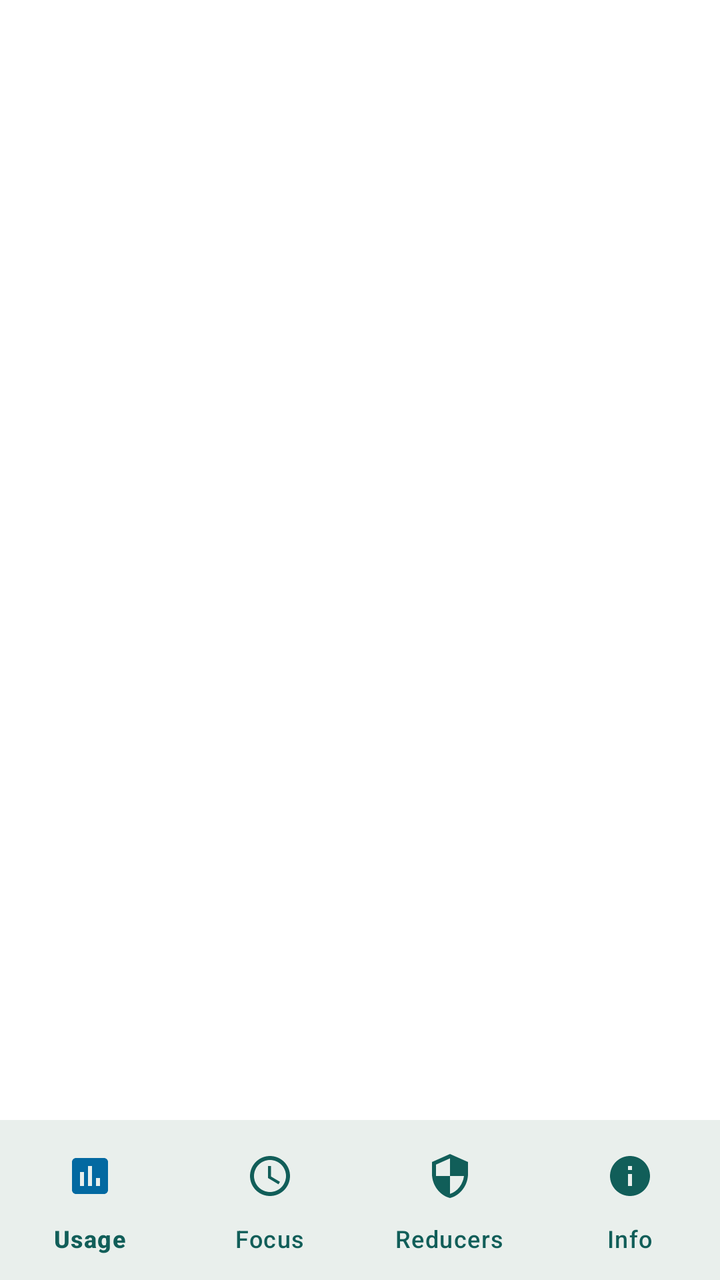
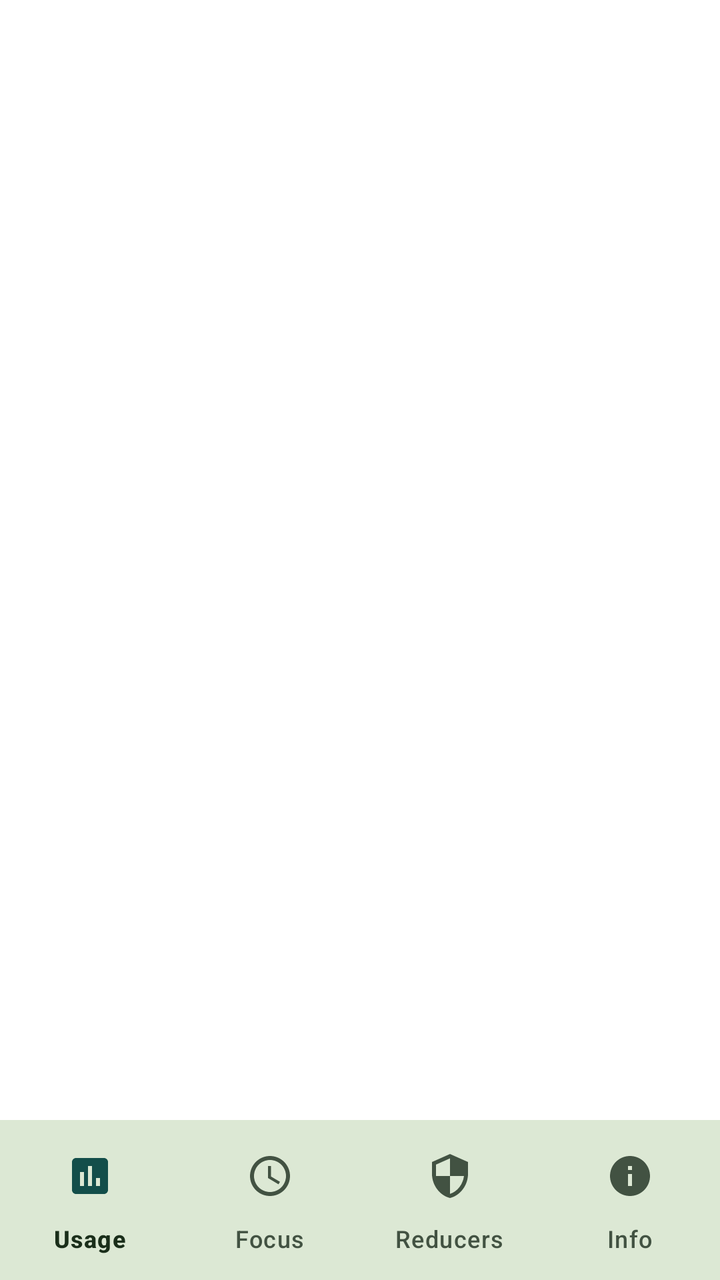

The first picture is an Android layout as it rendered before a commit; the second is the same layout after the commit. The layout source and the unified diff follow.
<!-- AndroidManifest.xml: application theme Theme.BlockWords -->
<!-- res/layout/activity_fragment.xml -->
<?xml version="1.0" encoding="utf-8"?>
<RelativeLayout xmlns:android="http://schemas.android.com/apk/res/android"
    xmlns:app="http://schemas.android.com/apk/res-auto"
    xmlns:tools="http://schemas.android.com/tools"
    android:id="@+id/main"
    android:layout_width="match_parent"
    android:layout_height="match_parent"
    android:background="?attr/colorSurface"
    tools:context=".ui.activity.FragmentActivity">

    <androidx.fragment.app.FragmentContainerView
        android:id="@+id/fragment_holder"
        android:layout_width="match_parent"
        android:layout_height="match_parent" />

    <com.google.android.material.bottomnavigation.BottomNavigationView
        android:id="@+id/bottom_nav"
        android:layout_width="match_parent"
        android:layout_height="wrap_content"
        android:layout_alignParentBottom="true"
        android:background="?attr/colorSurfaceContainer"
        app:elevation="8dp"
        app:itemIconSize="24dp"
        app:itemPaddingTop="16dp"
        app:labelVisibilityMode="labeled"
        app:menu="@menu/bottom_nav_menu" />

</RelativeLayout>
<!-- resources referenced by this layout -->
<resources>
  <style name="Base.Theme.BlockWords" parent="Theme.Material3.DayNight.NoActionBar">
          <item name="colorPrimary">@color/md_theme_primary</item>
          <item name="colorOnPrimary">@color/md_theme_onPrimary</item>
          <item name="colorPrimaryContainer">@color/md_theme_primaryContainer</item>
          <item name="colorOnPrimaryContainer">@color/md_theme_onPrimaryContainer</item>
          <item name="colorSecondary">@color/md_theme_secondary</item>
          <item name="colorOnSecondary">@color/md_theme_onSecondary</item>
          <item name="colorSecondaryContainer">@color/md_theme_secondaryContainer</item>
          <item name="colorOnSecondaryContainer">@color/md_theme_onSecondaryContainer</item>
          <item name="colorTertiary">@color/md_theme_tertiary</item>
          <item name="colorOnTertiary">@color/md_theme_onTertiary</item>
          <item name="colorTertiaryContainer">@color/md_theme_tertiaryContainer</item>
          <item name="colorOnTertiaryContainer">@color/md_theme_onTertiaryContainer</item>
          <item name="colorError">@color/md_theme_error</item>
          <item name="colorOnError">@color/md_theme_onError</item>
          <item name="colorErrorContainer">@color/md_theme_errorContainer</item>
          <item name="colorOnErrorContainer">@color/md_theme_onErrorContainer</item>
          <item name="android:colorBackground">@color/md_theme_background</item>
          <item name="colorOnBackground">@color/md_theme_onBackground</item>
          <item name="colorSurface">@color/md_theme_surface</item>
          <item name="colorOnSurface">@color/md_theme_onSurface</item>
          <item name="colorSurfaceVariant">@color/md_theme_surfaceVariant</item>
          <item name="colorOnSurfaceVariant">@color/md_theme_onSurfaceVariant</item>
          <item name="colorOutline">@color/md_theme_outline</item>
          <item name="colorOutlineVariant">@color/md_theme_outlineVariant</item>
          <item name="colorSurfaceInverse">@color/md_theme_inverseSurface</item>
          <item name="colorOnSurfaceInverse">@color/md_theme_inverseOnSurface</item>
          <item name="colorPrimaryInverse">@color/md_theme_inversePrimary</item>
          <item name="colorPrimaryFixed">@color/md_theme_primaryFixed</item>
          <item name="colorOnPrimaryFixed">@color/md_theme_onPrimaryFixed</item>
          <item name="colorPrimaryFixedDim">@color/md_theme_primaryFixedDim</item>
          <item name="colorOnPrimaryFixedVariant">@color/md_theme_onPrimaryFixedVariant</item>
          <item name="colorSecondaryFixed">@color/md_theme_secondaryFixed</item>
          <item name="colorOnSecondaryFixed">@color/md_theme_onSecondaryFixed</item>
          <item name="colorSecondaryFixedDim">@color/md_theme_secondaryFixedDim</item>
          <item name="colorOnSecondaryFixedVariant">@color/md_theme_onSecondaryFixedVariant</item>
          <item name="colorTertiaryFixed">@color/md_theme_tertiaryFixed</item>
          <item name="colorOnTertiaryFixed">@color/md_theme_onTertiaryFixed</item>
          <item name="colorTertiaryFixedDim">@color/md_theme_tertiaryFixedDim</item>
          <item name="colorOnTertiaryFixedVariant">@color/md_theme_onTertiaryFixedVariant</item>
          <item name="colorSurfaceDim">@color/md_theme_surfaceDim</item>
          <item name="colorSurfaceBright">@color/md_theme_surfaceBright</item>
          <item name="colorSurfaceContainerLowest">@color/md_theme_surfaceContainerLowest</item>
          <item name="colorSurfaceContainerLow">@color/md_theme_surfaceContainerLow</item>
          <item name="colorSurfaceContainer">@color/md_theme_surfaceContainer</item>
          <item name="colorSurfaceContainerHigh">@color/md_theme_surfaceContainerHigh</item>
          <item name="colorSurfaceContainerHighest">@color/md_theme_surfaceContainerHighest</item>
      </style>
  <color name="md_theme_primary">#0D9488</color>
  <color name="md_theme_primaryContainer">#CCFBF1</color>
  <color name="md_theme_onPrimaryContainer">#115E59</color>
  <color name="md_theme_secondary">#14B8A6</color>
  <color name="md_theme_secondaryContainer">#E0F2FE</color>
  <color name="md_theme_onSecondaryContainer">#0369A1</color>
  <color name="md_theme_tertiary">#EA580C</color>
  <color name="md_theme_tertiaryContainer">#FFEDD5</color>
  <color name="md_theme_onTertiaryContainer">#7C2D12</color>
  <color name="md_theme_error">#BA1A1A</color>
  <color name="md_theme_errorContainer">#FFDAD6</color>
  <color name="md_theme_onErrorContainer">#410002</color>
  <color name="md_theme_background">#F0FDFA</color>
  <color name="md_theme_onBackground">#115E59</color>
  <color name="md_theme_onSurface">#115E59</color>
  <color name="md_theme_surfaceVariant">#F0FDFA</color>
  <color name="md_theme_onSurfaceVariant">#115E59</color>
  <color name="md_theme_outline">#99F6E4</color>
  <color name="md_theme_outlineVariant">#CCFBF1</color>
  <color name="md_theme_inverseSurface">#2B3230</color>
  <color name="md_theme_inverseOnSurface">#ECF2EF</color>
  <color name="md_theme_inversePrimary">#83D5C5</color>
  <color name="md_theme_primaryFixed">#9FF2E1</color>
  <color name="md_theme_onPrimaryFixed">#00201B</color>
  <color name="md_theme_primaryFixedDim">#83D5C5</color>
  <color name="md_theme_onPrimaryFixedVariant">#005046</color>
  <color name="md_theme_secondaryFixed">#CDE8E1</color>
  <color name="md_theme_onSecondaryFixed">#06201B</color>
  <color name="md_theme_secondaryFixedDim">#B1CCC5</color>
  <color name="md_theme_onSecondaryFixedVariant">#334B46</color>
  <color name="md_theme_tertiaryFixed">#CAE6FF</color>
  <color name="md_theme_onTertiaryFixed">#001E2F</color>
  <color name="md_theme_tertiaryFixedDim">#ACCAE5</color>
  <color name="md_theme_onTertiaryFixedVariant">#2C4A60</color>
  <color name="md_theme_surfaceDim">#D5DBD8</color>
  <color name="md_theme_surfaceBright">#F5FBF8</color>
  <color name="md_theme_surfaceContainerLow">#EFF5F2</color>
  <color name="md_theme_surfaceContainer">#E9EFEC</color>
  <color name="md_theme_surfaceContainerHigh">#E3EAE6</color>
  <color name="md_theme_surfaceContainerHighest">#DEE4E1</color>
  <!-- unchanged entries left out for length: 7 -->
</resources>

<!-- the commit's change to res/layout/activity_fragment.xml (unified diff, before → after) -->
@@ -18,8 +18,9 @@
         android:layout_width="match_parent"
         android:layout_height="wrap_content"
         android:layout_alignParentBottom="true"
-        android:background="?attr/colorSurfaceContainer"
+        android:background="?attr/colorSurfaceContainerHigh"
         app:elevation="8dp"
+        app:itemActiveIndicatorStyle="@style/Widget.Material3.BottomNavigationView.ActiveIndicator"
         app:itemIconSize="24dp"
         app:itemPaddingTop="16dp"
         app:labelVisibilityMode="labeled"
<!-- resource entries referenced after the edit -->
@@ -47,47 +47,67 @@
           <item name="colorSurfaceContainer">@color/md_theme_surfaceContainer</item>
           <item name="colorSurfaceContainerHigh">@color/md_theme_surfaceContainerHigh</item>
           <item name="colorSurfaceContainerHighest">@color/md_theme_surfaceContainerHighest</item>
+  
+          <item name="materialCardViewStyle">@style/Widget.Material3.CardView.Elevated</item>
+          <item name="chipStyle">@style/Widget.Material3.Chip.Input</item>
+          <item name="materialSwitchStyle">@style/Widget.Material3.CompoundButton.MaterialSwitch</item>
+  
+          <item name="shapeAppearanceSmallComponent">@style/ShapeAppearance.BlockWords.Small</item>
+          <item name="shapeAppearanceMediumComponent">@style/ShapeAppearance.BlockWords.Medium</item>
+          <item name="shapeAppearanceLargeComponent">@style/ShapeAppearance.BlockWords.Large</item>
       </style>
-  <color name="md_theme_primary">#0D9488</color>
-  <color name="md_theme_primaryContainer">#CCFBF1</color>
-  <color name="md_theme_onPrimaryContainer">#115E59</color>
-  <color name="md_theme_secondary">#14B8A6</color>
-  <color name="md_theme_secondaryContainer">#E0F2FE</color>
-  <color name="md_theme_onSecondaryContainer">#0369A1</color>
-  <color name="md_theme_tertiary">#EA580C</color>
-  <color name="md_theme_tertiaryContainer">#FFEDD5</color>
-  <color name="md_theme_onTertiaryContainer">#7C2D12</color>
-  <color name="md_theme_error">#BA1A1A</color>
-  <color name="md_theme_errorContainer">#FFDAD6</color>
-  <color name="md_theme_onErrorContainer">#410002</color>
-  <color name="md_theme_background">#F0FDFA</color>
-  <color name="md_theme_onBackground">#115E59</color>
-  <color name="md_theme_onSurface">#115E59</color>
-  <color name="md_theme_surfaceVariant">#F0FDFA</color>
-  <color name="md_theme_onSurfaceVariant">#115E59</color>
-  <color name="md_theme_outline">#99F6E4</color>
-  <color name="md_theme_outlineVariant">#CCFBF1</color>
-  <color name="md_theme_inverseSurface">#2B3230</color>
-  <color name="md_theme_inverseOnSurface">#ECF2EF</color>
-  <color name="md_theme_inversePrimary">#83D5C5</color>
-  <color name="md_theme_primaryFixed">#9FF2E1</color>
-  <color name="md_theme_onPrimaryFixed">#00201B</color>
-  <color name="md_theme_primaryFixedDim">#83D5C5</color>
-  <color name="md_theme_onPrimaryFixedVariant">#005046</color>
-  <color name="md_theme_secondaryFixed">#CDE8E1</color>
-  <color name="md_theme_onSecondaryFixed">#06201B</color>
-  <color name="md_theme_secondaryFixedDim">#B1CCC5</color>
-  <color name="md_theme_onSecondaryFixedVariant">#334B46</color>
-  <color name="md_theme_tertiaryFixed">#CAE6FF</color>
-  <color name="md_theme_onTertiaryFixed">#001E2F</color>
-  <color name="md_theme_tertiaryFixedDim">#ACCAE5</color>
-  <color name="md_theme_onTertiaryFixedVariant">#2C4A60</color>
-  <color name="md_theme_surfaceDim">#D5DBD8</color>
-  <color name="md_theme_surfaceBright">#F5FBF8</color>
-  <color name="md_theme_surfaceContainerLow">#EFF5F2</color>
-  <color name="md_theme_surfaceContainer">#E9EFEC</color>
-  <color name="md_theme_surfaceContainerHigh">#E3EAE6</color>
-  <color name="md_theme_surfaceContainerHighest">#DEE4E1</color>
+  <color name="md_theme_primary">#006C50</color>
+  <color name="md_theme_primaryContainer">#89F8C7</color>
+  <color name="md_theme_onPrimaryContainer">#002116</color>
+  <color name="md_theme_secondary">#0D9488</color>
+  <color name="md_theme_secondaryContainer">#CCFBF1</color>
+  <color name="md_theme_onSecondaryContainer">#134E4A</color>
+  <color name="md_theme_tertiary">#D97706</color>
+  <color name="md_theme_tertiaryContainer">#FDE68A</color>
+  <color name="md_theme_onTertiaryContainer">#451A03</color>
+  <color name="md_theme_error">#E11D48</color>
+  <color name="md_theme_errorContainer">#FFE4E6</color>
+  <color name="md_theme_onErrorContainer">#881337</color>
+  <color name="md_theme_background">#F8FAF5</color>
+  <color name="md_theme_onBackground">#1A2E1A</color>
+  <color name="md_theme_onSurface">#1A2E1A</color>
+  <color name="md_theme_surfaceVariant">#E8F0E0</color>
+  <color name="md_theme_onSurfaceVariant">#425242</color>
+  <color name="md_theme_outline">#A3B898</color>
+  <color name="md_theme_outlineVariant">#C8D4C0</color>
+  <color name="md_theme_inverseSurface">#2E3A2E</color>
+  <color name="md_theme_inverseOnSurface">#E8F0E0</color>
+  <color name="md_theme_inversePrimary">#6EE7B7</color>
+  <color name="md_theme_primaryFixed">#89F8C7</color>
+  <color name="md_theme_onPrimaryFixed">#002116</color>
+  <color name="md_theme_primaryFixedDim">#6CDBAC</color>
+  <color name="md_theme_onPrimaryFixedVariant">#00523C</color>
+  <color name="md_theme_secondaryFixed">#CCFBF1</color>
+  <color name="md_theme_onSecondaryFixed">#07312D</color>
+  <color name="md_theme_secondaryFixedDim">#99F6E4</color>
+  <color name="md_theme_onSecondaryFixedVariant">#0F766E</color>
+  <color name="md_theme_tertiaryFixed">#FDE68A</color>
+  <color name="md_theme_onTertiaryFixed">#451A03</color>
+  <color name="md_theme_tertiaryFixedDim">#FCD34D</color>
+  <color name="md_theme_onTertiaryFixedVariant">#92400E</color>
+  <color name="md_theme_surfaceDim">#D8E0D0</color>
+  <color name="md_theme_surfaceBright">#F8FAF5</color>
+  <color name="md_theme_surfaceContainerLow">#F0F5EC</color>
+  <color name="md_theme_surfaceContainer">#E8F0E0</color>
+  <color name="md_theme_surfaceContainerHigh">#DCE8D4</color>
+  <color name="md_theme_surfaceContainerHighest">#D0DDC8</color>
+  <style name="ShapeAppearance.BlockWords.Small" parent="ShapeAppearance.Material3.SmallComponent">
+          <item name="cornerFamily">rounded</item>
+          <item name="cornerSize">16dp</item>
+      </style>
+  <style name="ShapeAppearance.BlockWords.Medium" parent="ShapeAppearance.Material3.MediumComponent">
+          <item name="cornerFamily">rounded</item>
+          <item name="cornerSize">24dp</item>
+      </style>
+  <style name="ShapeAppearance.BlockWords.Large" parent="ShapeAppearance.Material3.LargeComponent">
+          <item name="cornerFamily">rounded</item>
+          <item name="cornerSize">32dp</item>
+      </style>
   <!-- unchanged entries left out for length: 7 -->
 </resources>
 
